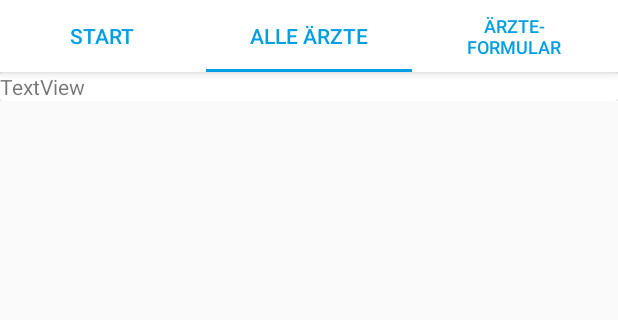
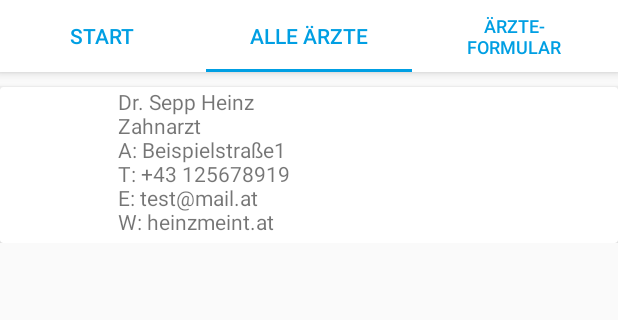
Before and after one commit to adamkhalil1/DocDate-Android-, an Android app: the screen it shows after launch (MainActivity), tab 2 chosen, on a phone screen of 412 x 824 dp, the part 84-404 px from its top. Run offline under Robolectric (Android 15) with nearby library versions, the phone set to English and light mode, and no system bars.

Commit message:
minor changes

```diff
--- a/app/src/main/res/layout/tab2_layout.xml
+++ b/app/src/main/res/layout/tab2_layout.xml
@@ -17,19 +17,28 @@
 
             <androidx.cardview.widget.CardView
                 android:layout_width="match_parent"
-                android:layout_height="match_parent" >
+                android:layout_height="match_parent"
+                android:layout_marginTop="10dp">
 
-                <ImageView
-                    android:id="@+id/imageView2"
-                    android:layout_width="wrap_content"
-                    android:layout_height="wrap_content"
-                    tools:src="@tools:sample/avatars" />
+                <LinearLayout
+                    android:layout_width="match_parent"
+                    android:layout_height="match_parent"
+                    android:orientation="horizontal">
 
-                <TextView
-                    android:id="@+id/textView3"
-                    android:layout_width="wrap_content"
-                    android:layout_height="wrap_content"
-                    android:text="TextView" />
+                    <ImageView
+                        android:id="@+id/imageView3"
+                        android:layout_width="wrap_content"
+                        android:layout_height="wrap_content"
+                        android:layout_weight="1"
+                        tools:src="@drawable/logo" />
+
+                    <TextView
+                        android:id="@+id/textView4"
+                        android:layout_width="254dp"
+                        android:layout_height="104dp"
+                        android:layout_weight="1"
+                        android:text="@string/doc1" />
+                </LinearLayout>
             </androidx.cardview.widget.CardView>
         </LinearLayout>
     </ScrollView>
--- a/app/src/main/res/values/strings.xml
+++ b/app/src/main/res/values/strings.xml
@@ -3,7 +3,7 @@
     <string name="tab_text_1">Start</string>
     <string name="tab_text_2">Alle Ärzte</string>
     <string name="tab_text_3"><![CDATA[Ärzte-\nFormular]]></string>
-    <string name="tab_text_4"><![CDATA[Termine-\nFormular]]></string>>
+    <string name="tab_text_4"><![CDATA[Termine-\nFormular]]></string>
     <string name="hello_blank_fragment">Hello blank fragment</string>
     <string name="svs1">SVS</string>
     <string name="svs2">ÖGK</string>
@@ -13,4 +13,5 @@
     <string name="welcome_sub_heading">Mit DocDate finden Sie rasch einen Termin bei einem Arzt Ihrer Wahl.</string>
     <string name="find_docs">Ärzte finden</string>
     <string name="current_appointments">Aktuelle Termine</string>
+    <string name="doc1"><![CDATA[Dr. Sepp Heinz\nZahnarzt\nA: Beispielstraße1 \nT: +43 125678919\nE: test@mail.at\nW: heinzmeint.at]]></string>
 </resources>
```
